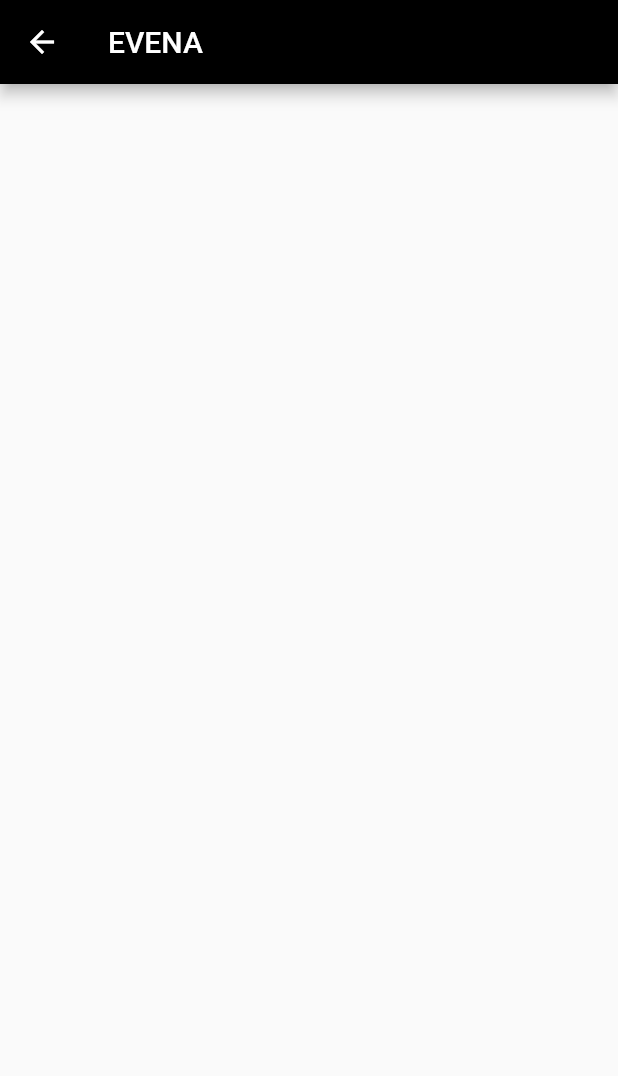
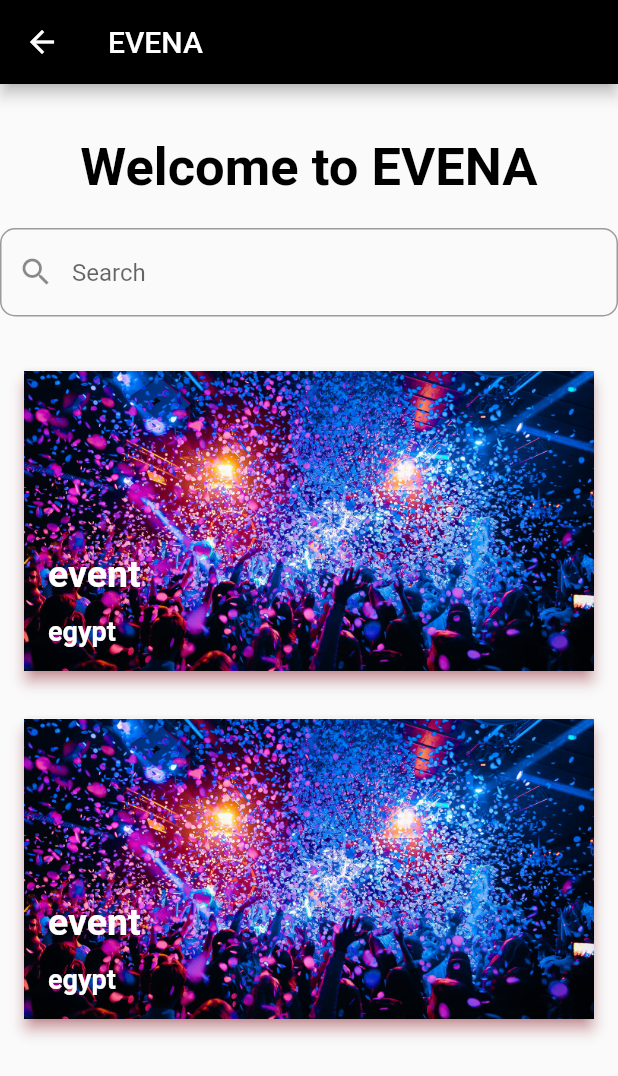
Before and after one commit to kkarimwahba/Evena, a Flutter app: the UserHome screen opened directly, on a phone screen of 412 x 824 dp. Shown: the top 1076 px of the screen. Run offline on Flutter 3.47's test engine with Material 2 defaults, Android fonts, the phone set to English and light mode, and no system bars.

```diff
--- a/lib/screens/login.dart
+++ b/lib/screens/login.dart
@@ -1,3 +1,4 @@
+import 'package:evena/screens/category.dart';
 import 'package:evena/screens/signup.dart';
 import 'package:evena/screens/userHome.dart';
 import 'package:flutter/material.dart';
--- a/lib/screens/userHome.dart
+++ b/lib/screens/userHome.dart
@@ -8,6 +8,14 @@ class UserHome extends StatefulWidget {
 }
 
 class _UserHomeState extends State<UserHome> {
+  TextEditingController _searchController = TextEditingController();
+
+  @override
+  void dispose() {
+    _searchController.dispose();
+    super.dispose();
+  }
+
   @override
   Widget build(BuildContext context) {
     return Scaffold(
@@ -18,6 +26,96 @@ class _UserHomeState extends State<UserHome> {
         ),
         backgroundColor: Colors.black,
       ),
+      body: Column(
+        children: [
+          const Padding(
+            padding: EdgeInsets.only(top: 35.0),
+            child: Align(
+              alignment: Alignment.center,
+              child: Text(
+                "Welcome to EVENA",
+                style: TextStyle(
+                  fontWeight: FontWeight.bold,
+                  color: Colors.black,
+                  fontSize: 35,
+                ),
+              ),
+            ),
+          ),
+          const SizedBox(
+            height: 20,
+          ),
+          TextField(
+            controller: _searchController,
+            decoration: InputDecoration(
+              hintText: "Search",
+              prefixIcon: const Icon(Icons.search),
+              border: OutlineInputBorder(
+                borderRadius: BorderRadius.circular(10),
+              ),
+            ),
+          ),
+          const SizedBox(
+            height: 20,
+          ),
+          Expanded(
+            child: ListView.builder(
+              itemCount: 2,
+              itemBuilder: (context, index) {
+                return Center(
+                  child: InkWell(
+                    onTap: () {},
+                    child: Card(
+                      shadowColor: const Color(0xFFE14658),
+                      elevation: 4,
+                      margin: const EdgeInsets.all(16),
+                      child: Stack(
+                        alignment: Alignment.center,
+                        children: [
+                          Image.asset(
+                            'assets/images/startBK.jpg',
+                            fit: BoxFit.cover,
+                            width: double.infinity,
+                            height: 200,
+                          ),
+                          const Positioned(
+                            bottom: 50,
+                            left: 16,
+                            right: 16,
+                            child: Text(
+                              "event", // Display event title here
+                              style: TextStyle(
+                                color: Colors.white,
+                                fontSize: 25,
+                                fontWeight: FontWeight.bold,
+                              ),
+                              textAlign: TextAlign.left,
+                            ),
+                          ),
+                          const Positioned(
+                            bottom: 16,
+                            left: 16,
+                            right: 16,
+                            child: Text(
+                              "egypt",
+                              style: TextStyle(
+                                color: Colors.white,
+                                fontSize: 18,
+                                fontWeight: FontWeight.bold,
+                              ),
+                              textAlign: TextAlign.left,
+                            ),
+                          ),
+                        ],
+                      ),
+                    ),
+                  ),
+                );
+              },
+            ),
+          ),
+        ],
+      ),
     );
   }
 }
```
Also changed, not shown: lib/screens/category.dart (added, +42 -0 lines).
